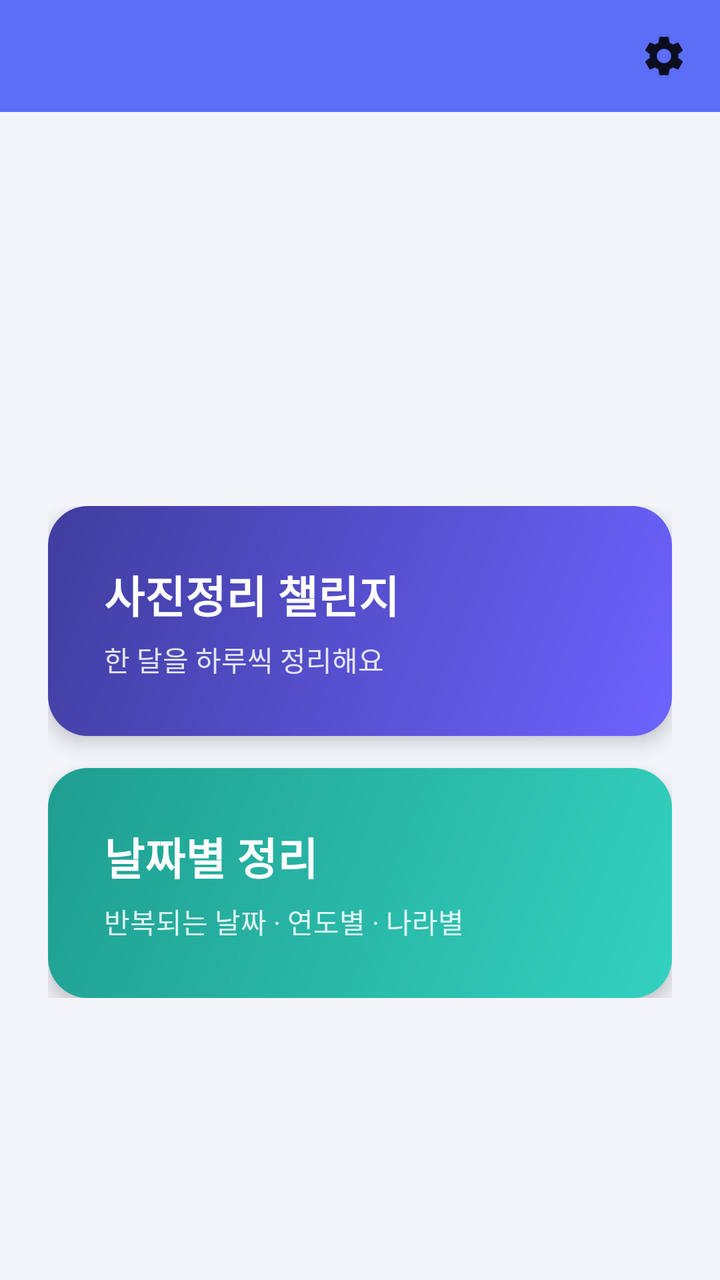
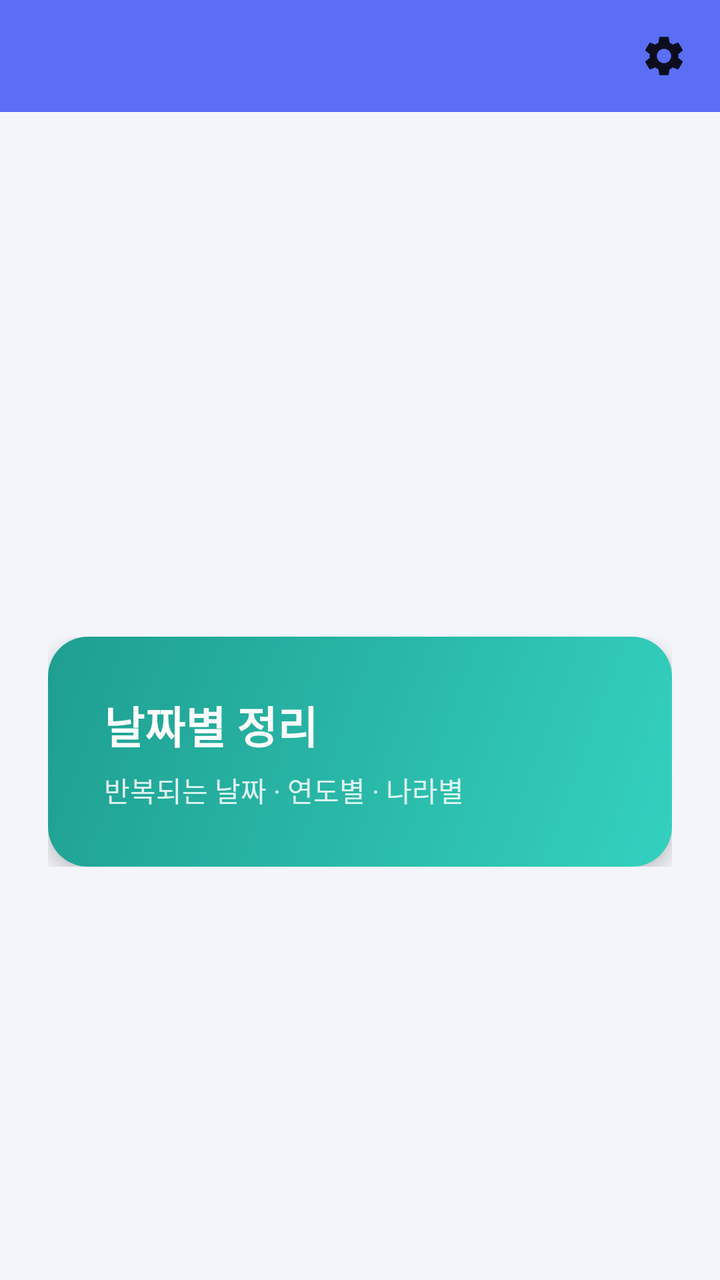

An Android layout rendered at two revisions. The XML below is the earlier revision; the diff shows what the commit changed to produce the second picture.
<!-- AndroidManifest.xml: activity theme Theme.PhotoOrganizer -->
<!-- res/layout/activity_home.xml -->
<?xml version="1.0" encoding="utf-8"?>
<androidx.coordinatorlayout.widget.CoordinatorLayout xmlns:android="http://schemas.android.com/apk/res/android"
    xmlns:app="http://schemas.android.com/apk/res-auto"
    android:layout_width="match_parent"
    android:layout_height="match_parent"
    android:background="@color/background">

    <com.google.android.material.appbar.AppBarLayout
        android:layout_width="match_parent"
        android:layout_height="wrap_content"
        app:elevation="0dp">

        <com.google.android.material.appbar.MaterialToolbar
            android:id="@+id/toolbar"
            android:layout_width="match_parent"
            android:layout_height="?attr/actionBarSize"
            android:background="@android:color/transparent"
            android:title="@string/app_name" />

    </com.google.android.material.appbar.AppBarLayout>

    <ImageButton
        android:id="@+id/btnSettings"
        android:layout_width="48dp"
        android:layout_height="48dp"
        android:layout_gravity="top|end"
        android:layout_marginTop="4dp"
        android:layout_marginEnd="4dp"
        android:background="?attr/selectableItemBackgroundBorderless"
        android:padding="12dp"
        android:src="@drawable/ic_settings"
        android:contentDescription="@string/title_settings" />

    <LinearLayout
        android:layout_width="match_parent"
        android:layout_height="wrap_content"
        android:layout_gravity="center"
        android:orientation="vertical"
        android:padding="24dp"
        app:layout_behavior="@string/appbar_scrolling_view_behavior">

        <com.google.android.material.card.MaterialCardView
            android:id="@+id/cardChallenge"
            android:layout_width="match_parent"
            android:layout_height="wrap_content"
            android:layout_marginBottom="16dp"
            android:checkable="true"
            app:cardBackgroundColor="@android:color/transparent"
            app:cardCornerRadius="20dp"
            app:cardElevation="6dp"
            app:strokeWidth="0dp">

            <LinearLayout
                android:layout_width="match_parent"
                android:layout_height="wrap_content"
                android:background="@drawable/bg_gradient_challenge"
                android:orientation="vertical"
                android:padding="28dp">

                <TextView
                    android:layout_width="wrap_content"
                    android:layout_height="wrap_content"
                    android:text="@string/home_challenge_menu"
                    android:textColor="@color/white"
                    android:textSize="22sp"
                    android:textStyle="bold" />

                <TextView
                    android:layout_width="wrap_content"
                    android:layout_height="wrap_content"
                    android:layout_marginTop="6dp"
                    android:alpha="0.85"
                    android:text="@string/home_challenge_menu_subtitle"
                    android:textColor="@color/white"
                    android:textSize="14sp" />

            </LinearLayout>

        </com.google.android.material.card.MaterialCardView>

        <com.google.android.material.card.MaterialCardView
            android:id="@+id/cardDateOrganize"
            android:layout_width="match_parent"
            android:layout_height="wrap_content"
            android:checkable="true"
            app:cardBackgroundColor="@android:color/transparent"
            app:cardCornerRadius="20dp"
            app:cardElevation="6dp"
            app:strokeWidth="0dp">

            <LinearLayout
                android:layout_width="match_parent"
                android:layout_height="wrap_content"
                android:background="@drawable/bg_gradient_date"
                android:orientation="vertical"
                android:padding="28dp">

                <TextView
                    android:layout_width="wrap_content"
                    android:layout_height="wrap_content"
                    android:text="@string/home_date_menu"
                    android:textColor="@color/white"
                    android:textSize="22sp"
                    android:textStyle="bold" />

                <TextView
                    android:layout_width="wrap_content"
                    android:layout_height="wrap_content"
                    android:layout_marginTop="6dp"
                    android:alpha="0.85"
                    android:text="@string/home_date_menu_subtitle"
                    android:textColor="@color/white"
                    android:textSize="14sp" />

            </LinearLayout>

        </com.google.android.material.card.MaterialCardView>

    </LinearLayout>

</androidx.coordinatorlayout.widget.CoordinatorLayout>
<!-- resources referenced by this layout -->
<resources>
  <color name="background">#F4F5FB</color>
  <color name="white">#FFFFFF</color>
  <!-- drawable bg_gradient_challenge (drawable) -->
  <?xml version="1.0" encoding="utf-8"?>
  <shape xmlns:android="http://schemas.android.com/apk/res/android"
      android:shape="rectangle">
      <corners android:radius="16dp" />
      <gradient
          android:angle="135"
          android:endColor="@color/card_challenge_end"
          android:startColor="@color/card_challenge_start"
          android:type="linear" />
  </shape>
  <!-- drawable bg_gradient_date (drawable) -->
  <?xml version="1.0" encoding="utf-8"?>
  <shape xmlns:android="http://schemas.android.com/apk/res/android"
      android:shape="rectangle">
      <corners android:radius="16dp" />
      <gradient
          android:angle="135"
          android:endColor="@color/card_date_end"
          android:startColor="@color/card_date_start"
          android:type="linear" />
  </shape>
  <!-- drawable ic_settings (drawable) -->
  <vector xmlns:android="http://schemas.android.com/apk/res/android"
      android:width="24dp"
      android:height="24dp"
      android:viewportWidth="24"
      android:viewportHeight="24">
      <path
          android:fillColor="#DE000000"
          android:pathData="M19.14,12.94c0.04,-0.3 0.06,-0.61 0.06,-0.94c0,-0.32 -0.02,-0.64 -0.07,-0.94l2.03,-1.58c0.18,-0.14 0.23,-0.41 0.12,-0.61l-1.92,-3.32c-0.12,-0.22 -0.37,-0.29 -0.59,-0.22l-2.39,0.96c-0.5,-0.38 -1.03,-0.7 -1.62,-0.94L14.4,2.81c-0.04,-0.24 -0.24,-0.41 -0.48,-0.41h-3.84c-0.24,0 -0.43,0.17 -0.47,0.41L9.25,5.35C8.66,5.59 8.12,5.92 7.63,6.29L5.24,5.33c-0.22,-0.08 -0.47,0 -0.59,0.22L2.74,8.87C2.62,9.08 2.66,9.34 2.86,9.48l2.03,1.58C4.84,11.36 4.8,11.69 4.8,12s0.02,0.64 0.07,0.94l-2.03,1.58c-0.18,0.14 -0.23,0.41 -0.12,0.61l1.92,3.32c0.12,0.22 0.37,0.29 0.59,0.22l2.39,-0.96c0.5,0.38 1.03,0.7 1.62,0.94l0.36,2.54c0.05,0.24 0.24,0.41 0.48,0.41h3.84c0.24,0 0.44,-0.17 0.47,-0.41l0.36,-2.54c0.59,-0.24 1.13,-0.56 1.62,-0.94l2.39,0.96c0.22,0.08 0.47,0 0.59,-0.22l1.92,-3.32c0.12,-0.22 0.07,-0.47 -0.12,-0.61L19.14,12.94zM12,15.6c-1.98,0 -3.6,-1.62 -3.6,-3.6s1.62,-3.6 3.6,-3.6s3.6,1.62 3.6,3.6S13.98,15.6 12,15.6z" />
  </vector>
  <string name="app_name">사진정리</string>
  <string name="home_challenge_menu">사진정리 챌린지</string>
  <string name="home_challenge_menu_subtitle">한 달을 하루씩 정리해요</string>
  <string name="home_date_menu">날짜별 정리</string>
  <string name="home_date_menu_subtitle">반복되는 날짜 · 연도별 · 나라별</string>
  <string name="title_settings">챌린지 설정</string>
  <style name="Theme.PhotoOrganizer" parent="Theme.MaterialComponents.DayNight.NoActionBar">
          <item name="colorPrimary">@color/primary</item>
          <item name="colorPrimaryDark">@color/primary_dark</item>
          <item name="colorAccent">@color/primary</item>
          <item name="android:windowBackground">@color/background</item>
          <item name="android:statusBarColor" tools:targetApi="21">@color/primary_dark</item>
      </style>
  <color name="card_challenge_end">#3F3D9E</color>
  <color name="card_challenge_start">#6C63FF</color>
  <color name="card_date_end">#1E9E90</color>
  <color name="card_date_start">#34D1BF</color>
  <color name="primary">#5B6EF5</color>
  <color name="primary_dark">#2A3EB1</color>
</resources>

<!-- the commit's change to res/layout/activity_home.xml (unified diff, before → after) -->
@@ -40,45 +40,6 @@
         app:layout_behavior="@string/appbar_scrolling_view_behavior">
 
         <com.google.android.material.card.MaterialCardView
-            android:id="@+id/cardChallenge"
-            android:layout_width="match_parent"
-            android:layout_height="wrap_content"
-            android:layout_marginBottom="16dp"
-            android:checkable="true"
-            app:cardBackgroundColor="@android:color/transparent"
-            app:cardCornerRadius="20dp"
-            app:cardElevation="6dp"
-            app:strokeWidth="0dp">
-
-            <LinearLayout
-                android:layout_width="match_parent"
-                android:layout_height="wrap_content"
-                android:background="@drawable/bg_gradient_challenge"
-                android:orientation="vertical"
-                android:padding="28dp">
-
-                <TextView
-                    android:layout_width="wrap_content"
-                    android:layout_height="wrap_content"
-                    android:text="@string/home_challenge_menu"
-                    android:textColor="@color/white"
-                    android:textSize="22sp"
-                    android:textStyle="bold" />
-
-                <TextView
-                    android:layout_width="wrap_content"
-                    android:layout_height="wrap_content"
-                    android:layout_marginTop="6dp"
-                    android:alpha="0.85"
-                    android:text="@string/home_challenge_menu_subtitle"
-                    android:textColor="@color/white"
-                    android:textSize="14sp" />
-
-            </LinearLayout>
-
-        </com.google.android.material.card.MaterialCardView>
-
-        <com.google.android.material.card.MaterialCardView
             android:id="@+id/cardDateOrganize"
             android:layout_width="match_parent"
             android:layout_height="wrap_content"
<!-- resource entries referenced after the edit -->
@@ -2,17 +2,6 @@
 <resources>
   <color name="background">#F4F5FB</color>
   <color name="white">#FFFFFF</color>
-  <!-- drawable bg_gradient_challenge (drawable) -->
-  <?xml version="1.0" encoding="utf-8"?>
-  <shape xmlns:android="http://schemas.android.com/apk/res/android"
-      android:shape="rectangle">
-      <corners android:radius="16dp" />
-      <gradient
-          android:angle="135"
-          android:endColor="@color/card_challenge_end"
-          android:startColor="@color/card_challenge_start"
-          android:type="linear" />
-  </shape>
   <!-- drawable bg_gradient_date (drawable) -->
   <?xml version="1.0" encoding="utf-8"?>
   <shape xmlns:android="http://schemas.android.com/apk/res/android"
@@ -35,11 +24,9 @@
           android:pathData="M19.14,12.94c0.04,-0.3 0.06,-0.61 0.06,-0.94c0,-0.32 -0.02,-0.64 -0.07,-0.94l2.03,-1.58c0.18,-0.14 0.23,-0.41 0.12,-0.61l-1.92,-3.32c-0.12,-0.22 -0.37,-0.29 -0.59,-0.22l-2.39,0.96c-0.5,-0.38 -1.03,-0.7 -1.62,-0.94L14.4,2.81c-0.04,-0.24 -0.24,-0.41 -0.48,-0.41h-3.84c-0.24,0 -0.43,0.17 -0.47,0.41L9.25,5.35C8.66,5.59 8.12,5.92 7.63,6.29L5.24,5.33c-0.22,-0.08 -0.47,0 -0.59,0.22L2.74,8.87C2.62,9.08 2.66,9.34 2.86,9.48l2.03,1.58C4.84,11.36 4.8,11.69 4.8,12s0.02,0.64 0.07,0.94l-2.03,1.58c-0.18,0.14 -0.23,0.41 -0.12,0.61l1.92,3.32c0.12,0.22 0.37,0.29 0.59,0.22l2.39,-0.96c0.5,0.38 1.03,0.7 1.62,0.94l0.36,2.54c0.05,0.24 0.24,0.41 0.48,0.41h3.84c0.24,0 0.44,-0.17 0.47,-0.41l0.36,-2.54c0.59,-0.24 1.13,-0.56 1.62,-0.94l2.39,0.96c0.22,0.08 0.47,0 0.59,-0.22l1.92,-3.32c0.12,-0.22 0.07,-0.47 -0.12,-0.61L19.14,12.94zM12,15.6c-1.98,0 -3.6,-1.62 -3.6,-3.6s1.62,-3.6 3.6,-3.6s3.6,1.62 3.6,3.6S13.98,15.6 12,15.6z" />
   </vector>
   <string name="app_name">사진정리</string>
-  <string name="home_challenge_menu">사진정리 챌린지</string>
-  <string name="home_challenge_menu_subtitle">한 달을 하루씩 정리해요</string>
   <string name="home_date_menu">날짜별 정리</string>
   <string name="home_date_menu_subtitle">반복되는 날짜 · 연도별 · 나라별</string>
-  <string name="title_settings">챌린지 설정</string>
+  <string name="title_settings">설정</string>
   <style name="Theme.PhotoOrganizer" parent="Theme.MaterialComponents.DayNight.NoActionBar">
           <item name="colorPrimary">@color/primary</item>
           <item name="colorPrimaryDark">@color/primary_dark</item>
@@ -47,8 +34,6 @@
           <item name="android:windowBackground">@color/background</item>
           <item name="android:statusBarColor" tools:targetApi="21">@color/primary_dark</item>
       </style>
-  <color name="card_challenge_end">#3F3D9E</color>
-  <color name="card_challenge_start">#6C63FF</color>
   <color name="card_date_end">#1E9E90</color>
   <color name="card_date_start">#34D1BF</color>
   <color name="primary">#5B6EF5</color>
